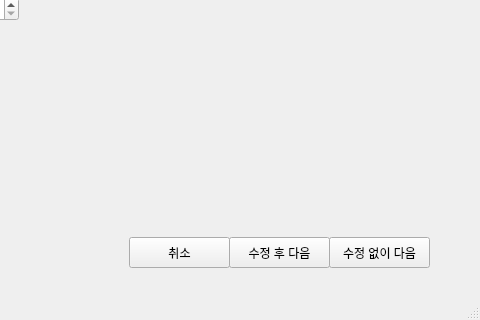
First picture: the form in view/stackedwid1.ui, repository jipark721/kh_proj, before the edit; both pictures show x 241 to 721 and y 293 to 613 of the 721 by 613 pixel window.
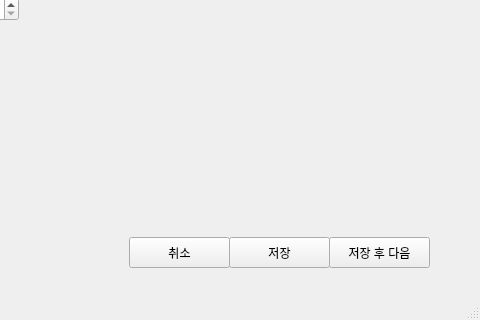
Second picture: the form after the edit.

The edit to the form file:
```diff
--- a/view/stackedwid1.ui
+++ b/view/stackedwid1.ui
@@ -1177,7 +1177,7 @@
         </rect>
        </property>
        <property name="text">
-        <string>수정 후 다음</string>
+        <string>저장</string>
        </property>
       </widget>
       <widget class="QPushButton" name="btn_not_update_next_4_4">
@@ -1190,7 +1190,7 @@
         </rect>
        </property>
        <property name="text">
-        <string>수정 없이 다음</string>
+        <string>저장 후 다음</string>
        </property>
       </widget>
      </widget>
```
Left out of the diff: 2 changed lines with no effect on the pictures.
